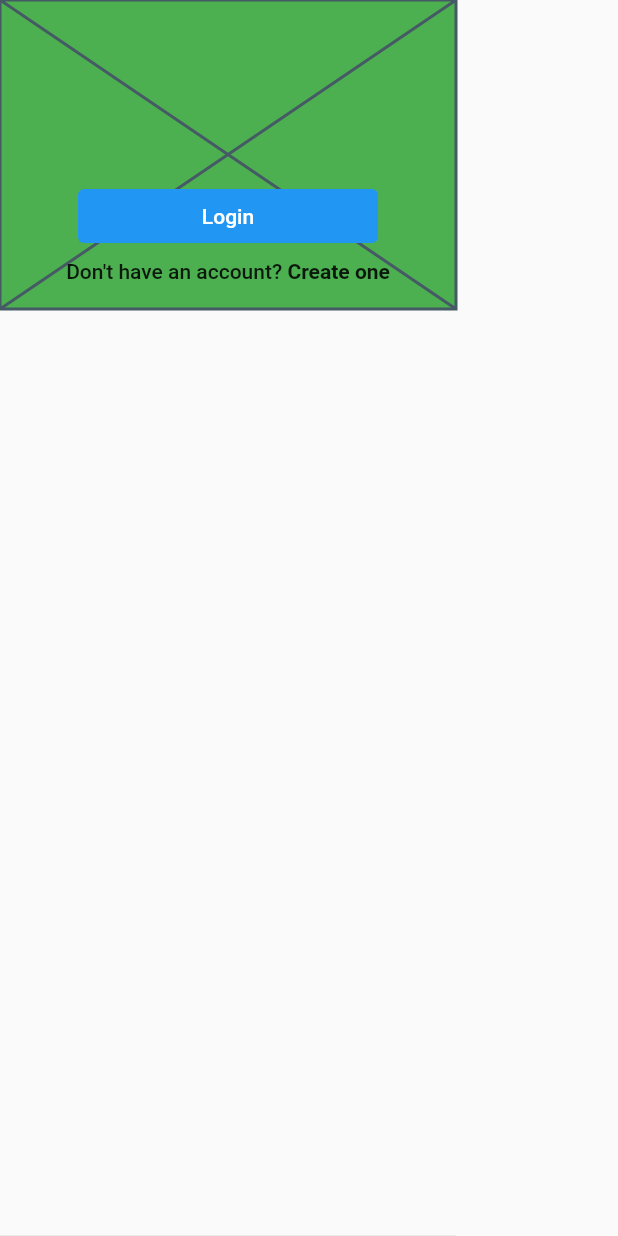
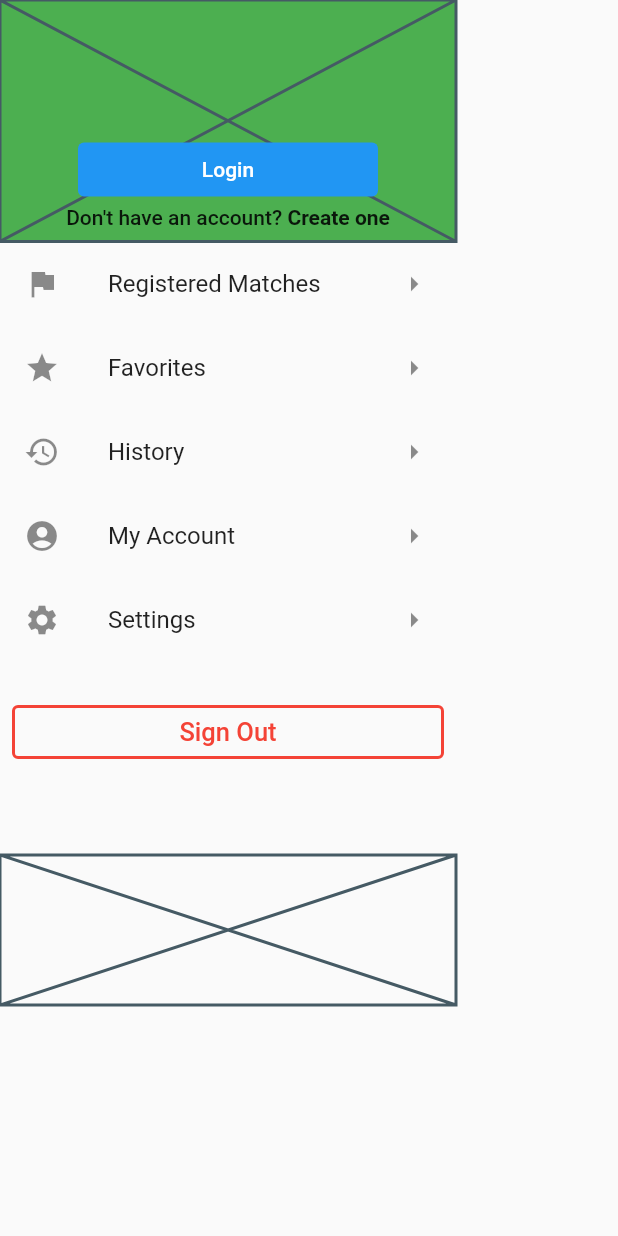
Before and after one commit to CYBERDEVILZ/ZBGAMING, a Flutter app: the MyDrawer widget shown alone on an empty page, opened directly, on a phone screen of 412 x 824 dp. Run offline on Flutter 3.47's test engine with Material 2 defaults, Android fonts, the phone set to English and light mode, and no system bars.

Commit message:
drawer layout complete

```diff
--- a/lib/widgets/drawer.dart
+++ b/lib/widgets/drawer.dart
@@ -6,29 +6,28 @@ class MyDrawer extends StatelessWidget {
   @override
   Widget build(BuildContext context) {
     return Drawer(
-        backgroundColor: Colors.red,
         elevation: 0,
-        child: Material(
-          child: DrawerHeader(
+        child: ListView(
+          children: [
+            DrawerHeader(
                 margin: const EdgeInsets.all(0),
                 padding: const EdgeInsets.all(0),
                 child: Stack(
                   children: [
                     Container(
                         color: Colors.green,
-                      height: MediaQuery.of(context).size.height / 4,
+                        height: 400,
                         child:
                             const Placeholder() // use image.asset with fitcover
                         ),
                     Container(
                       color: Colors.red.withOpacity(0),
-                    height: MediaQuery.of(context).size.height / 4,
+                      height: 400,
                       child: Center(
                         child: Column(
-                        mainAxisAlignment: MainAxisAlignment.center,
                           children: [
-                          SizedBox(
-                              height: MediaQuery.of(context).size.height / 8),
+                            // empty space above login button
+                            const SizedBox(height: 89),
                             ElevatedButton(
                               child: const Text("Login"),
                               onPressed: () {}, // login navigation
@@ -37,8 +36,9 @@ class MyDrawer extends StatelessWidget {
                                   fixedSize: MaterialStateProperty.all(
                                       const Size(200, 30))),
                             ),
-                          const SizedBox(height: 5),
-                          Row(
+                            Container(
+                              margin: const EdgeInsets.only(bottom: 5),
+                              child: Row(
                                 mainAxisAlignment: MainAxisAlignment.center,
                                 children: [
                                   const Text("Don't have an account? "),
@@ -48,12 +48,13 @@ class MyDrawer extends StatelessWidget {
                                       onTap: () {}, // signup navigation
                                       child: const Text(
                                         "Create one",
-                                    style:
-                                        TextStyle(fontWeight: FontWeight.bold),
+                                        style: TextStyle(
+                                            fontWeight: FontWeight.bold),
                                       ),
                                     ),
                                   )
                                 ],
+                              ),
                             )
                           ],
                         ),
@@ -61,6 +62,61 @@ class MyDrawer extends StatelessWidget {
                     )
                   ],
                 )),
+            ListTile(
+              onTap: () {}, // leads to registered matches
+              leading: const Icon(Icons.flag),
+              trailing: const Icon(Icons.arrow_right),
+              title: const Text("Registered Matches"),
+            ),
+            ListTile(
+              onTap: () {}, // leads to favorites
+              leading: const Icon(Icons.star),
+              trailing: const Icon(Icons.arrow_right),
+              title: const Text("Favorites"),
+            ),
+            ListTile(
+              onTap: () {}, // leads to match history
+              leading: const Icon(Icons.history),
+              trailing: const Icon(Icons.arrow_right),
+              title: const Text("History"),
+            ),
+            ListTile(
+              onTap: () {}, // leads to my account
+              leading: const Icon(Icons.account_circle),
+              trailing: const Icon(Icons.arrow_right),
+              title: const Text("My Account"),
+            ),
+            ListTile(
+              onTap: () {}, // leads to Settings
+              leading: const Icon(Icons.settings),
+              trailing: const Icon(Icons.arrow_right),
+              title: const Text("Settings"),
+            ),
+            const SizedBox(height: 15),
+            Padding(
+                padding: const EdgeInsets.all(8.0),
+                child: OutlinedButton(
+                  onPressed: () {}, // sign out user
+                  child: const Padding(
+                    padding: EdgeInsets.all(8.0),
+                    child: Text(
+                      "Sign Out",
+                      style: TextStyle(fontSize: 17),
+                    ),
+                  ),
+                  style: ButtonStyle(
+                      foregroundColor: MaterialStateProperty.all(Colors.red),
+                      overlayColor: MaterialStateProperty.all(Colors.red[100]),
+                      side: MaterialStateProperty.all(
+                          const BorderSide(color: Colors.red, width: 2))),
+                )),
+            Container(
+              margin: const EdgeInsets.only(top: 50),
+              child:
+                  const Placeholder(), // logo for zbgaming (copyrighted thing)
+              height: 100,
+            )
+          ],
         ));
   }
 }
```
Lines whose indentation alone changed are shown as unchanged.
